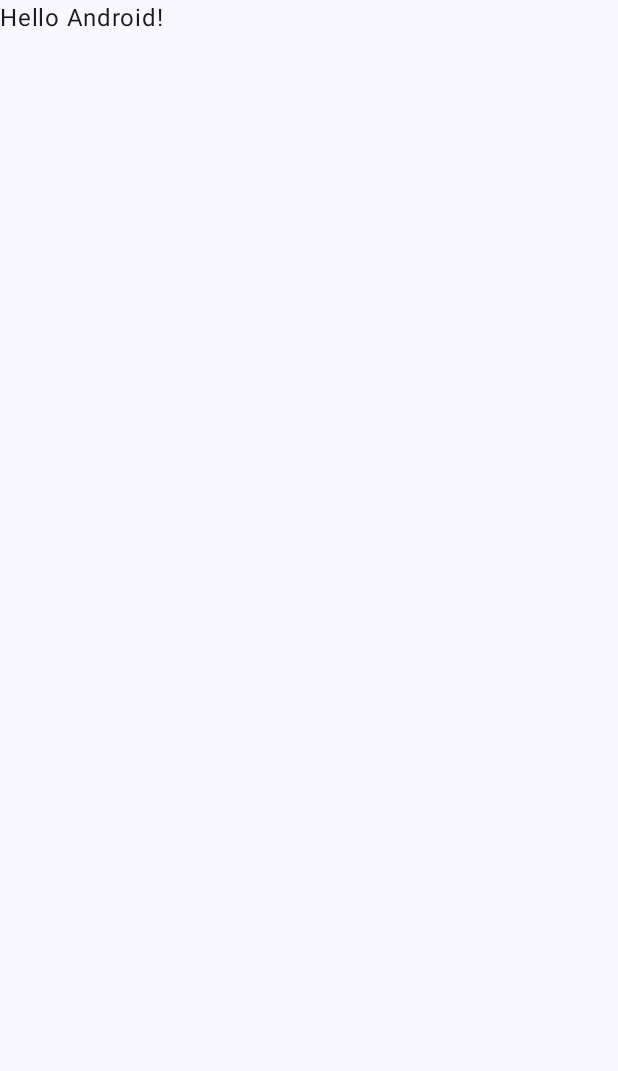
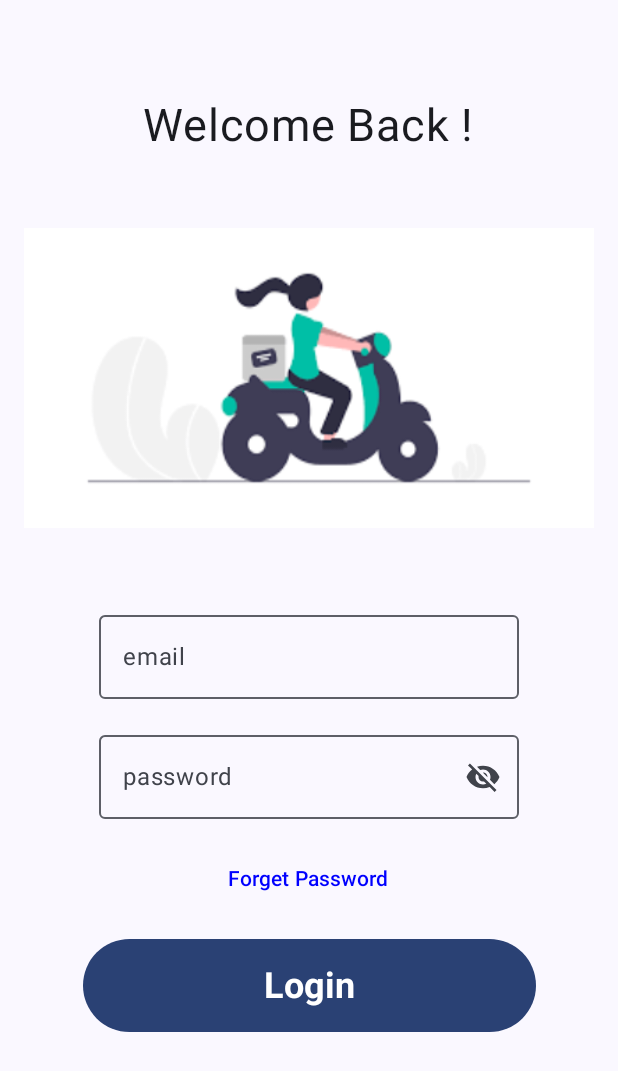
Before and after one commit to ericweres/AutoCheck, an Android app built with Jetpack Compose: the screen it shows after launch (MainActivity), on a phone screen of 412 x 824 dp. Before the commit the part shown is almost empty. Shown: the top 1071 px of the screen. Run offline under Robolectric (Android 15) with nearby library versions, the phone set to English and light mode, and no system bars.

Commit message:
login page

```diff
--- a/app/build.gradle.kts
+++ b/app/build.gradle.kts
@@ -59,6 +59,8 @@ dependencies {
     implementation("androidx.compose.ui:ui-graphics")
     implementation("androidx.compose.ui:ui-tooling-preview")
     implementation("androidx.compose.material3:material3")
+    implementation("androidx.constraintlayout:constraintlayout-compose:1.0.1")
+    implementation("androidx.compose.material:material-icons-extended:1.5.4")
     testImplementation("junit:junit:4.13.2")
     androidTestImplementation("androidx.test.ext:junit:1.1.5")
     androidTestImplementation("androidx.test.espresso:espresso-core:3.5.1")
@@ -66,4 +68,5 @@ dependencies {
     androidTestImplementation("androidx.compose.ui:ui-test-junit4")
     debugImplementation("androidx.compose.ui:ui-tooling")
     debugImplementation("androidx.compose.ui:ui-test-manifest")
+
 }
--- a/app/src/main/java/com/autocheck/ui/MainActivity.kt
+++ b/app/src/main/java/com/autocheck/ui/MainActivity.kt
@@ -3,13 +3,28 @@ package com.autocheck.ui
 import android.os.Bundle
 import androidx.activity.ComponentActivity
 import androidx.activity.compose.setContent
+import androidx.compose.foundation.background
+import androidx.compose.foundation.layout.Spacer
 import androidx.compose.foundation.layout.fillMaxSize
+import androidx.compose.foundation.layout.fillMaxWidth
+import androidx.compose.foundation.layout.height
+import androidx.compose.foundation.layout.padding
+import androidx.compose.foundation.layout.size
+import androidx.compose.foundation.layout.statusBarsPadding
 import androidx.compose.material3.MaterialTheme
+import androidx.compose.material3.OutlinedTextField
 import androidx.compose.material3.Surface
 import androidx.compose.material3.Text
 import androidx.compose.runtime.Composable
+import androidx.compose.runtime.getValue
+import androidx.compose.runtime.mutableStateOf
+import androidx.compose.runtime.remember
 import androidx.compose.ui.Modifier
+import androidx.compose.ui.graphics.Color
+import androidx.compose.ui.text.style.LineHeightStyle
 import androidx.compose.ui.tooling.preview.Preview
+import androidx.compose.ui.unit.dp
+import com.autocheck.ui.auth.LoginScreen
 import com.autocheck.ui.theme.AutoCheckTheme
 
 class MainActivity : ComponentActivity() {
@@ -22,7 +37,7 @@ class MainActivity : ComponentActivity() {
                     modifier = Modifier.fillMaxSize(),
                     color = MaterialTheme.colorScheme.background
                 ) {
-                    Greeting("Android")
+                    LoginScreen()
                 }
             }
         }
@@ -34,8 +49,13 @@ fun Greeting(name: String, modifier: Modifier = Modifier) {
     Text(
         text = "Hello $name!",
         modifier = modifier
+            .fillMaxWidth()
+            .size(216.dp)
+            .background(Color.Red),
     )
 }
+
+
 
 @Preview(showBackground = true)
 @Composable
--- /dev/null
+++ b/app/src/main/java/com/autocheck/ui/auth/LoginScreen.kt
@@ -0,0 +1,114 @@
+package com.autocheck.ui.auth
+
+import androidx.compose.foundation.Image
+import androidx.compose.foundation.layout.*
+import androidx.compose.foundation.text.KeyboardOptions
+import androidx.compose.material.*
+import androidx.compose.material.icons.Icons
+import androidx.compose.material.icons.filled.Visibility
+import androidx.compose.material.icons.filled.VisibilityOff
+import androidx.compose.material3.Button
+import androidx.compose.material3.Icon
+import androidx.compose.material3.IconButton
+import androidx.compose.material3.OutlinedTextField
+import androidx.compose.material3.Text
+import androidx.compose.material3.TextButton
+import androidx.compose.runtime.*
+import androidx.compose.ui.Alignment
+import androidx.compose.ui.Modifier
+import androidx.compose.ui.graphics.Color
+import androidx.compose.ui.layout.ContentScale
+import androidx.compose.ui.res.painterResource
+import androidx.compose.ui.text.TextStyle
+import androidx.compose.ui.text.font.FontWeight
+import androidx.compose.ui.text.input.ImeAction
+import androidx.compose.ui.text.input.PasswordVisualTransformation
+import androidx.compose.ui.text.input.VisualTransformation
+import androidx.compose.ui.tooling.preview.Preview
+import androidx.compose.ui.unit.dp
+import androidx.compose.ui.unit.sp
+import com.autocheck.R
+
+@Composable
+fun LoginScreen() {
+    var email by remember { mutableStateOf("") }
+    var password by remember { mutableStateOf("") }
+    var passwordVisibility by remember { mutableStateOf(false) }
+
+    Column(
+        modifier = Modifier
+            .fillMaxSize()
+            .padding(16.dp),
+        horizontalAlignment = Alignment.CenterHorizontally
+    ) {
+        Spacer(modifier = Modifier.height(50.dp))
+        Text(
+            text = "Welcome Back !",
+            fontSize = 30.sp
+        )
+        Spacer(modifier = Modifier.height(50.dp))
+        Image(
+            painter = painterResource(id = R.drawable.login),
+            contentDescription = "Login Image",
+            contentScale = ContentScale.FillBounds,
+            modifier = Modifier
+                .fillMaxWidth()
+                .height(200.dp)
+        )
+        Spacer(modifier = Modifier.height(50.dp))
+        OutlinedTextField(
+            value = email,
+            onValueChange = { email = it },
+            label = { Text("email") },
+            singleLine = true,
+            keyboardOptions = KeyboardOptions(imeAction = ImeAction.Next)
+        )
+        Spacer(modifier = Modifier.height(16.dp))
+        OutlinedTextField(
+            value = password,
+            onValueChange = { password = it },
+            label = { Text("password") },
+            singleLine = true,
+            visualTransformation = if (passwordVisibility) VisualTransformation.None else PasswordVisualTransformation(),
+            keyboardOptions = KeyboardOptions(imeAction = ImeAction.Done),
+            trailingIcon = {
+                val image = if (passwordVisibility)
+                    Icons.Filled.Visibility
+                else
+                    Icons.Filled.VisibilityOff
+
+                IconButton(onClick = { passwordVisibility = !passwordVisibility }) {
+                    Icon(image, "Toggle password visibility")
+                }
+            }
+        )
+        Spacer(modifier = Modifier.height(16.dp))
+        TextButton(onClick = { /* TODO: Handle forgot password */ }) {
+            Text(
+                text = "Forget Password",
+                color = Color.Blue
+            )
+        }
+        Spacer(modifier = Modifier.height(16.dp))
+        Button(
+            onClick = { /* TODO: Handle login logic */ },
+            modifier = Modifier
+                .width(302.dp)
+                .height(62.dp)
+        ) {
+            Text(
+                text = "Login",
+                style = TextStyle(
+                    fontSize = 24.sp,
+                    fontWeight = FontWeight(700),
+                )
+            )
+        }
+    }
+}
+
+@Preview(showBackground = true)
+@Composable
+fun LoginScreenPreview() {
+    LoginScreen()
+}
```
Also changed, not shown: app/src/main/java/com/autocheck/ui/auth/RegisterScreen.kt (added, +81 -0 lines), app/src/main/res/drawable/login.png (added).
